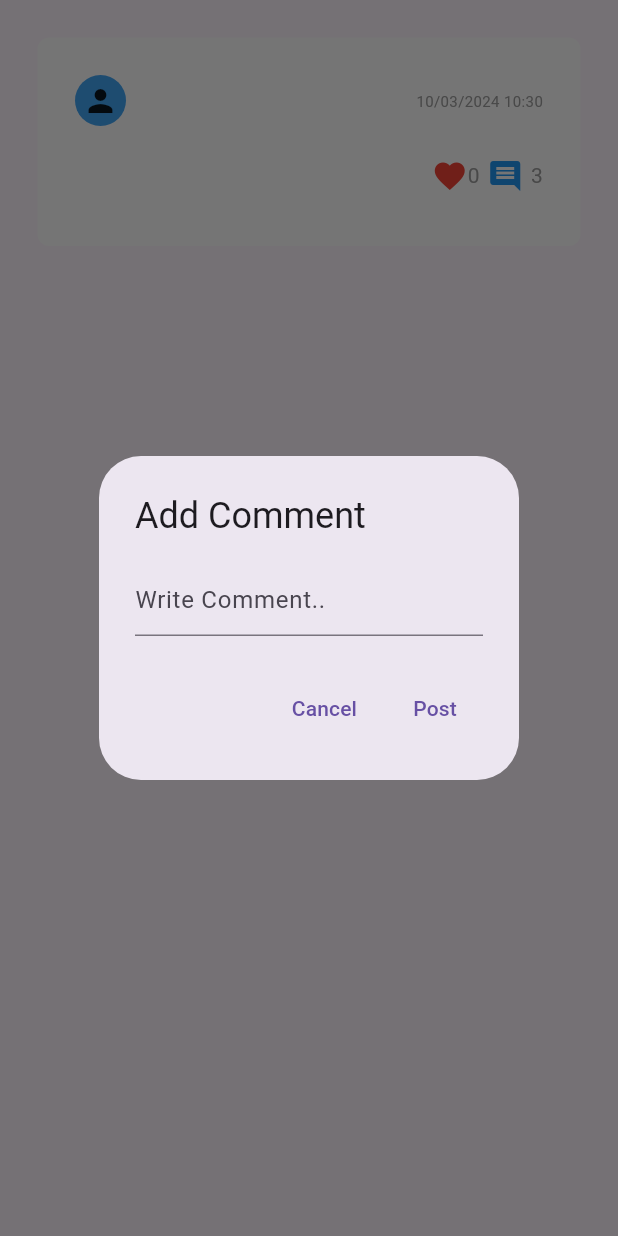
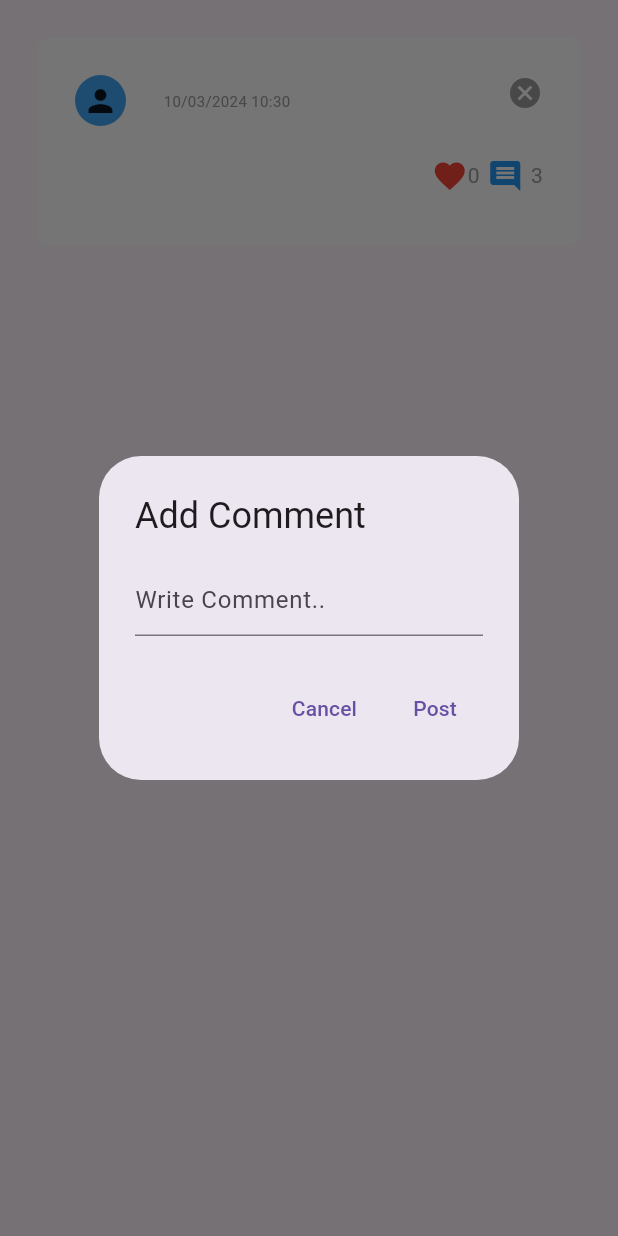
Before and after one commit to rataporn/mobile_project, a Flutter app: the Post widget shown alone on an empty page, opened directly with empty values, after a tap on the "favorite outline" icon, after a tap on the "comment" icon, on a phone screen of 412 x 824 dp. Run offline on Flutter 3.47's test engine with Material 3 defaults, Android fonts, the light colour scheme and no system bars; our stand-ins replace cloud_firestore, firebase_auth, firebase_core; accounts and stored records are empty.

Commit message:
delete_post

```diff
--- /dev/null
+++ b/lib/components/delete_button.dart
@@ -0,0 +1,19 @@
+// ignore_for_file: prefer_const_constructors
+
+import 'package:flutter/material.dart';
+
+class DeleteButton extends StatelessWidget {
+  final void Function()? onTap;
+  const DeleteButton({super.key, required this.onTap});
+
+  @override
+  Widget build(BuildContext context) {
+    return GestureDetector(
+      onTap: onTap,
+      child: const Icon(
+        Icons.cancel,
+        color: Colors.grey,
+      ),
+    );
+  }
+}
```
Also changed, not shown: lib/components/post.dart (+65 -0 lines).
